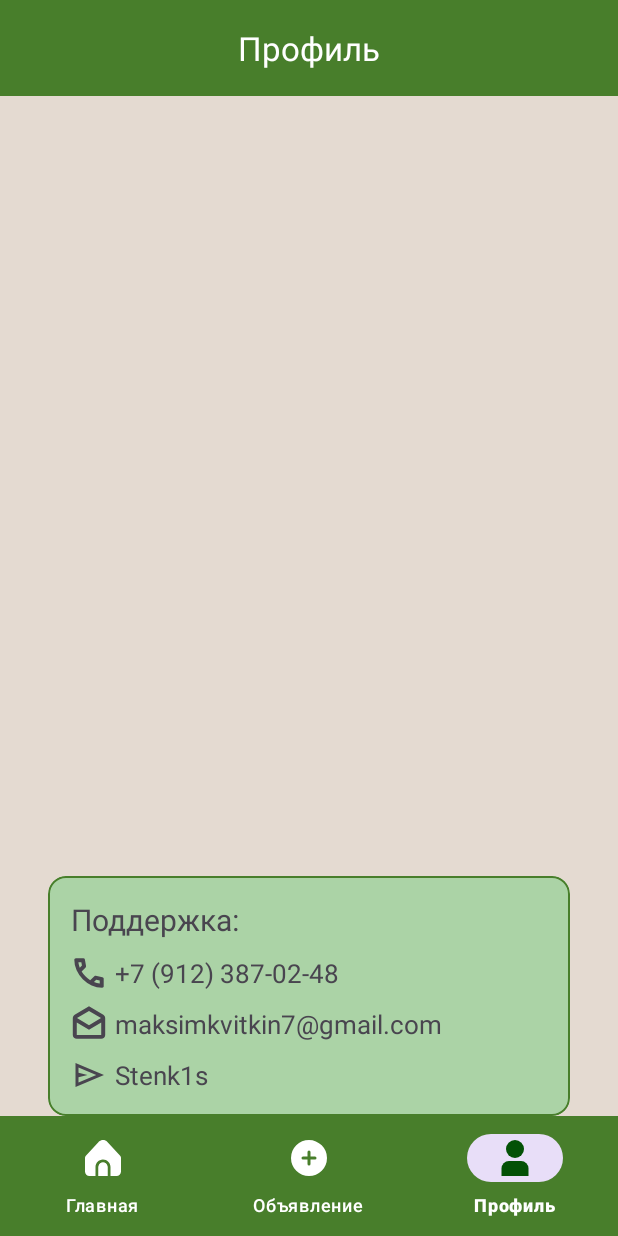
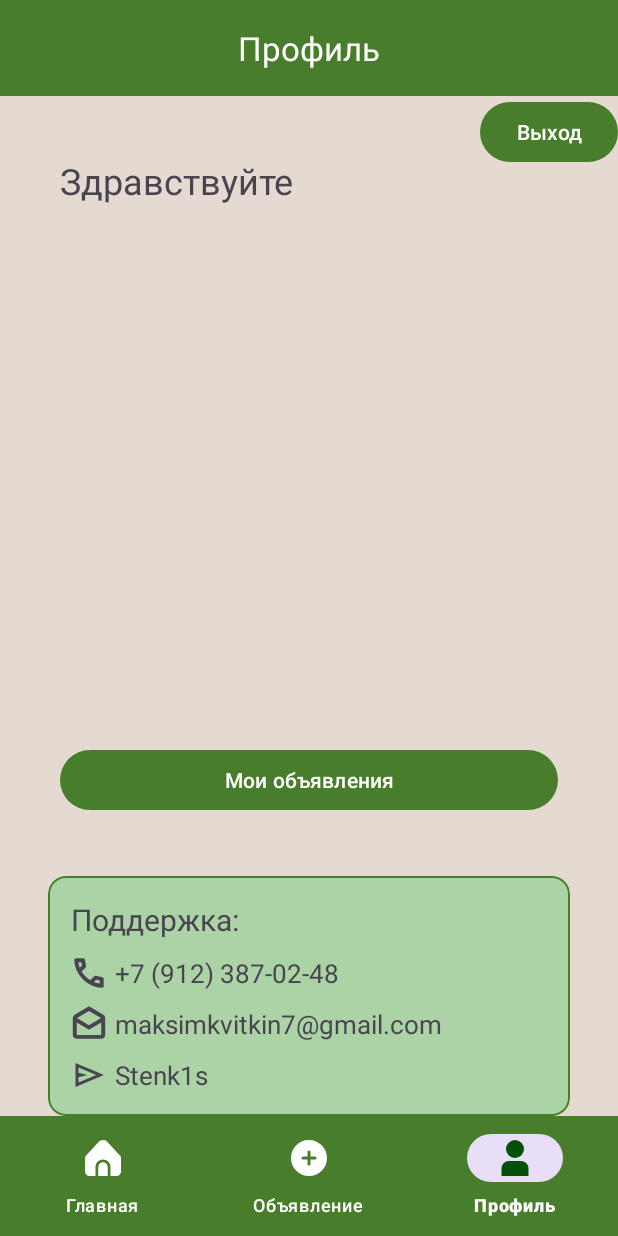
Before and after one commit to Stenk1s/osnova3, an Android app built with Jetpack Compose: the UserScreen screen opened through its navigation route, on a phone screen of 412 x 824 dp. Run offline under Robolectric (Android 15) with nearby library versions, the phone set to English and light mode, and no system bars; our stand-ins replace data binding, navigation-ui; Roboto replaces fonts that are not available here.

Commit message:
готово объявление осталось дизайн

```diff
--- a/app/src/main/java/com/example/sportlandapp/ui/UserScreen.kt
+++ b/app/src/main/java/com/example/sportlandapp/ui/UserScreen.kt
@@ -4,20 +4,25 @@ import android.os.Bundle
 import android.view.View
 import androidx.fragment.app.Fragment
 import androidx.fragment.app.activityViewModels
+import androidx.navigation.fragment.findNavController
 import com.example.sportlandapp.R
 import com.example.sportlandapp.databinding.UserMenuBinding
 import com.example.sportlandapp.viewmodel.UserViewModel
 
 
-class UserScreen : Fragment(R.layout.user_menu){
+class UserScreen : Fragment(R.layout.user_menu) {
     private val userViewModel: UserViewModel by activityViewModels()
     override fun onViewCreated(view: View, savedInstanceState: Bundle?) {
         super.onViewCreated(view, savedInstanceState)
 
         val binding: UserMenuBinding = UserMenuBinding.bind(view)
+        binding.button3.setOnClickListener {
+            findNavController().navigate(R.id.action_userScreen_to_registerScreen)
+        }
 
         binding.user = userViewModel
         binding.lifecycleOwner = viewLifecycleOwner
 
     }
+
 }
--- a/app/src/main/res/layout/detail_fragment.xml
+++ b/app/src/main/res/layout/detail_fragment.xml
@@ -58,7 +58,7 @@
         android:id="@+id/trebovania"
         android:layout_width="match_parent"
         android:layout_height="wrap_content"
-        android:layout_marginBottom="230dp"
+        android:layout_marginBottom="-360dp"
         android:textSize="20sp"
         app:layout_constraintBottom_toBottomOf="parent"
         app:layout_constraintEnd_toEndOf="parent"
--- a/app/src/main/res/layout/user_menu.xml
+++ b/app/src/main/res/layout/user_menu.xml
@@ -18,29 +18,91 @@
         android:orientation="vertical">
 
         <TextView
+            android:id="@+id/textView6"
             android:layout_width="match_parent"
             android:layout_height="wrap_content"
+            android:layout_marginStart="40dp"
+            android:layout_marginTop="40dp"
+            android:layout_marginEnd="220dp"
+            android:layout_marginBottom="550dp"
             android:text="@{user.family}"
+            android:textSize="25sp"
             app:layout_constraintBottom_toBottomOf="parent"
+            app:layout_constraintEnd_toEndOf="parent"
             app:layout_constraintStart_toStartOf="parent"
             app:layout_constraintTop_toTopOf="parent"
             tools:text="defwasewfw" />
 
+        <TextView
+            android:layout_width="match_parent"
+            android:layout_height="wrap_content"
+            android:layout_marginStart="160dp"
+            android:layout_marginTop="40dp"
+            android:layout_marginBottom="550dp"
+            android:text="@{user.neim}"
+            android:textSize="25sp"
+            app:layout_constraintBottom_toBottomOf="parent"
+            app:layout_constraintEnd_toEndOf="parent"
+            app:layout_constraintStart_toStartOf="parent"
+            app:layout_constraintTop_toTopOf="parent"
+            tools:text="defwasewfw" />
+
+        <TextView
+            android:id="@+id/textView10"
+            android:layout_width="match_parent"
+            android:layout_height="wrap_content"
+            android:layout_marginStart="40dp"
+            android:layout_marginTop="20dp"
+            android:layout_marginBottom="460dp"
+            android:text="@{user.data}"
+            android:textSize="15sp"
+            app:layout_constraintBottom_toBottomOf="parent"
+            app:layout_constraintEnd_toEndOf="parent"
+            app:layout_constraintStart_toStartOf="parent"
+            app:layout_constraintTop_toTopOf="parent"
+            tools:text="defwasewfw" />
+
+        <TextView
+            android:id="@+id/textView9"
+            android:layout_width="match_parent"
+            android:layout_height="wrap_content"
+            android:layout_marginStart="40dp"
+            android:layout_marginBottom="370dp"
+            android:text="@{user.namber}"
+            android:textSize="15sp"
+            app:layout_constraintBottom_toBottomOf="parent"
+            app:layout_constraintEnd_toEndOf="parent"
+            app:layout_constraintStart_toStartOf="parent"
+            app:layout_constraintTop_toTopOf="parent"
+            tools:text="defwasewfw" />
+
+        <TextView
+            android:layout_width="match_parent"
+            android:layout_height="wrap_content"
+            android:layout_marginStart="40dp"
+            android:layout_marginBottom="290dp"
+            android:text="@{user.email}"
+            android:textSize="15sp"
+            app:layout_constraintBottom_toBottomOf="parent"
+            app:layout_constraintEnd_toEndOf="parent"
+            app:layout_constraintStart_toStartOf="parent"
+            app:layout_constraintTop_toTopOf="parent"
+            tools:text="defwasewfw" />
 
 
         <com.google.android.material.card.MaterialCardView
             android:id="@+id/card_support"
             android:layout_width="match_parent"
             android:layout_height="wrap_content"
+            android:layout_marginStart="32dp"
             android:layout_marginTop="450dp"
-        android:layout_marginStart="32dp"
             android:layout_marginEnd="32dp"
+            app:cardBackgroundColor="@color/ad"
             app:layout_constraintBottom_toBottomOf="parent"
             app:layout_constraintEnd_toEndOf="parent"
             app:layout_constraintStart_toStartOf="parent"
+
             app:strokeColor="@color/green"
-
-        app:cardBackgroundColor="@color/ad"
             app:strokeWidth="1dp">
 
             <LinearLayout
@@ -143,5 +205,36 @@
             </LinearLayout>
 
         </com.google.android.material.card.MaterialCardView>
+
+        <Button
+            android:id="@+id/button"
+            android:layout_width="match_parent"
+            android:layout_height="wrap_content"
+            android:layout_marginStart="40dp"
+            android:layout_marginEnd="40dp"
+            android:layout_marginBottom="40dp"
+            android:text="Мои объявления"
+            app:layout_constraintBottom_toTopOf="@+id/card_support"
+            app:layout_constraintEnd_toEndOf="parent"
+            app:layout_constraintStart_toStartOf="parent" />
+
+        <Button
+            android:id="@+id/button3"
+            android:layout_width="wrap_content"
+            android:layout_height="wrap_content"
+            android:text="Выход"
+            app:layout_constraintEnd_toEndOf="parent"
+            app:layout_constraintTop_toTopOf="parent" />
+
+        <TextView
+            android:id="@+id/textView11"
+            android:layout_width="wrap_content"
+            android:layout_height="wrap_content"
+            android:layout_marginStart="40dp"
+            android:layout_marginTop="40dp"
+            android:text="Здравствуйте"
+            android:textSize="24sp"
+            app:layout_constraintStart_toStartOf="parent"
+            app:layout_constraintTop_toTopOf="parent" />
     </androidx.constraintlayout.widget.ConstraintLayout>
 </layout>
--- a/app/src/main/res/navigation/navhost.xml
+++ b/app/src/main/res/navigation/navhost.xml
@@ -78,7 +78,14 @@
     <fragment
         android:id="@+id/userScreen"
         android:name="com.example.sportlandapp.ui.UserScreen"
-        android:label="Профиль" />
+        android:label="Профиль" >
+        <action
+            android:id="@+id/action_userScreen_to_registerScreen"
+            app:destination="@id/registerScreen" />
+        <action
+            android:id="@+id/action_userScreen_to_maiAd"
+            app:destination="@id/maiAd" />
+    </fragment>
     <fragment
         android:id="@+id/newScreen2"
         android:name="com.example.sportlandapp.ui.NewScreen2"
@@ -94,6 +101,10 @@
         android:id="@+id/detailFragment"
         android:name="com.example.sportlandapp.ui.DetailFragment"
         android:label="Подробнее о вакансии" />
+    <fragment
+        android:id="@+id/maiAd"
+        android:name="com.example.sportlandapp.ui.MaiAd"
+        android:label="MaiAd" />
 
 
 </navigation>
```
Lines whose indentation alone changed are shown as unchanged.
